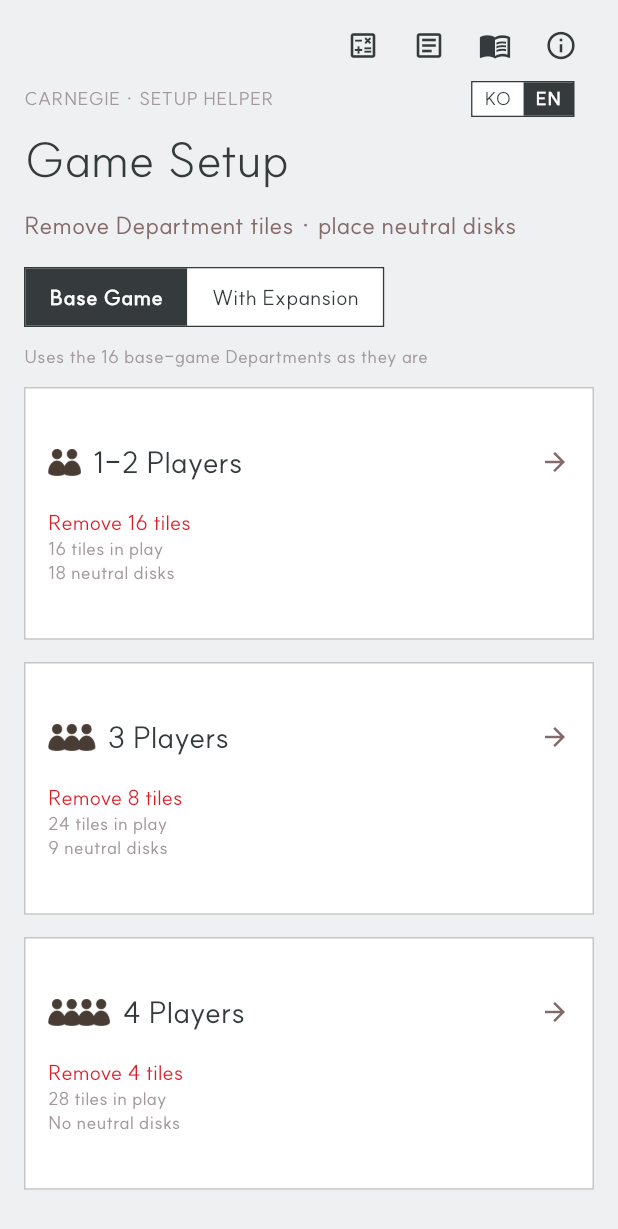
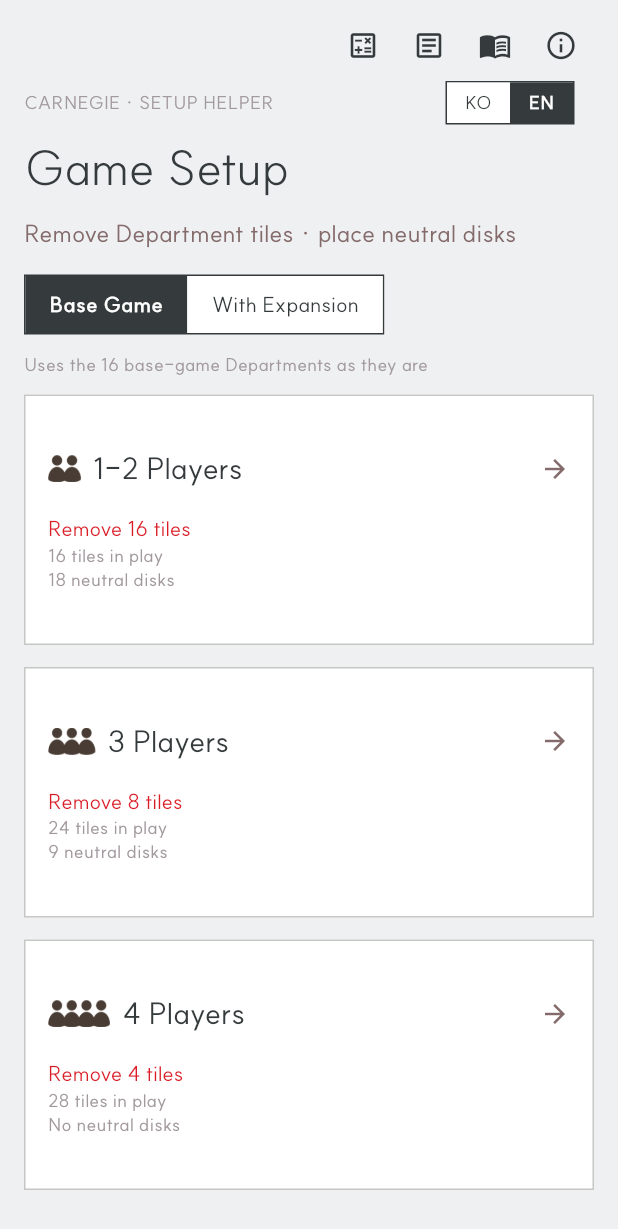
Before and after one commit to krindale/carnegie-setup-helper, a Flutter app: the screen it shows after launch, on a phone screen of 412 x 824 dp. Shown: the top 1229 px of the screen. Run offline on Flutter 3.47's test engine with Material 3 defaults, Android fonts, the phone set to English and light mode, and no system bars; our stand-ins replace shared_preferences.

Commit message:
feat: 한영 스위치 크기 확대 (69×24 → 86×29)
- 칸 폭 42px 고정(KO/EN 동일 폭), 높이 29px. 아이콘과 간격 15px,
  아이콘 참조표 아이콘과 오른쪽 끝선 정렬은 유지
- 오버라인 줄 높이를 스위치 높이에 맞추고, 좁은 폭(약 310px 미만)에서만
  오버라인 글자를 축소해 스위치와 8px 간격 유지
- CarbonContentSwitcher에 height·segmentWidth 옵션 추가

Co-Authored-By: Claude Opus 5.5 (1M context) <noreply@anthropic.com>

```diff
--- a/lib/carbon.dart
+++ b/lib/carbon.dart
@@ -304,6 +304,8 @@ class CarbonContentSwitcher extends StatelessWidget {
     required this.selected,
     required this.onChanged,
     this.dense = false,
+    this.height,
+    this.segmentWidth,
   });
 
   final List<String> labels;
@@ -313,10 +315,16 @@ class CarbonContentSwitcher extends StatelessWidget {
   /// 작은 크기(높이 24, 12px 글자) — 오버라인 같은 한 줄 텍스트 옆에 둘 때.
   final bool dense;
 
+  /// 높이 직접 지정 (없으면 기본 40, dense 24).
+  final double? height;
+
+  /// 칸 폭 고정 (지정 시 글자는 칸 가운데). 없으면 글자 폭 + 좌우 여백.
+  final double? segmentWidth;
+
   @override
   Widget build(BuildContext context) {
     return Container(
-      height: dense ? 24 : 40,
+      height: height ?? (dense ? 24 : 40),
       decoration: BoxDecoration(
         border: Border.all(color: CarbonColors.buttonSecondary),
       ),
@@ -327,8 +335,13 @@ class CarbonContentSwitcher extends StatelessWidget {
             InkWell(
               onTap: () => onChanged(i),
               child: Container(
+                width: segmentWidth,
                 padding: EdgeInsets.symmetric(
-                  horizontal: dense ? CarbonSpacing.s3 : CarbonSpacing.s5,
+                  horizontal: segmentWidth != null
+                      ? 0
+                      : dense
+                      ? CarbonSpacing.s3
+                      : CarbonSpacing.s5,
                 ),
                 alignment: Alignment.center,
                 color: i == selected
--- a/lib/main.dart
+++ b/lib/main.dart
@@ -116,6 +116,18 @@ class SetupScreen extends StatefulWidget {
 /// 15px 아래 (사용자 확정: 아이콘과 스위치 간격 15).
 const _homeHeaderTop = 54.0;
 
+/// 한영 스위치 높이 (dense 24 + 5, 사용자 확정). 오버라인 줄 높이도 같다.
+const _langSwitchHeight = 29.0;
+
+/// 한영 스위치 칸 폭과 전체 폭(두 칸 + 테두리 1px×2) — 기존 69px과
+/// 1.5배 104px의 중간 86px (사용자 확정).
+const _langSegmentWidth = 42.0;
+const _langSwitchWidth = _langSegmentWidth * 2 + 2;
+
+/// 본문 오른쪽 끝에서 스위치 오른쪽 끝까지 — 아이콘 참조표 아이콘 글리프
+/// 끝선(44px 버튼 안 22px 글리프 → 버튼 끝에서 13px)에 맞춘다.
+const _langSwitchInset = 13.0;
+
 class _SetupScreenState extends State<SetupScreen> {
   /// 확장 #1 "새로운 부서" 포함 여부 (세션 한정, 기본 꺼짐).
   bool _expansion = false;
@@ -159,19 +171,31 @@ class _SetupScreenState extends State<SetupScreen> {
                             ),
                             // 앱 정체(카네기 셋업 도우미)를 첫 화면에서 드러내는
                             // 오버라인 (시안 A, docs/mockups/home-title.html).
-                            // 오버라인 줄 높이는 한영 스위치(24px)에 맞춘다.
+                            // 오버라인 줄 높이는 한영 스위치(_langSwitchHeight)에 맞춘다.
                             // 스위치 자체는 아이콘과 끝선을 맞추려고 아래
                             // Stack에서 화면 기준으로 배치한다.
+                            // 오른쪽은 스위치 자리(+ 간격 8)를 비워 두고, 좁은
+                            // 폭에서 글자가 스위치에 닿을 때만 축소한다.
                             SizedBox(
-                              height: 24,
+                              height: _langSwitchHeight,
+                              child: Padding(
+                                padding: const EdgeInsets.only(
+                                  right:
+                                      _langSwitchInset + _langSwitchWidth + 8,
+                                ),
                                 child: Align(
                                   alignment: Alignment.centerLeft,
+                                  child: FittedBox(
+                                    fit: BoxFit.scaleDown,
                                     child: Text(
                                       tr(
                                         'CARNEGIE · 카네기 셋업 도우미',
                                         'CARNEGIE · SETUP HELPER',
                                       ),
+                                      maxLines: 1,
                                       style: CarbonText.helperText01,
+                                    ),
+                                  ),
                                 ),
                               ),
                             ),
@@ -341,9 +365,11 @@ class _SetupScreenState extends State<SetupScreen> {
                 // 뒤에 둬서 터치가 스위치로 간다.
                 Positioned(
                   top: _homeHeaderTop,
-                  right: CarbonSpacing.s5 + 13,
+                  right: CarbonSpacing.s5 + _langSwitchInset,
                   child: CarbonContentSwitcher(
                     dense: true,
+                    height: _langSwitchHeight,
+                    segmentWidth: _langSegmentWidth,
                     labels: const ['KO', 'EN'],
                     selected: isEn ? 1 : 0,
                     onChanged: (i) {
```
Also changed, not shown: 1 other file. Lines whose indentation alone changed are shown as unchanged.
